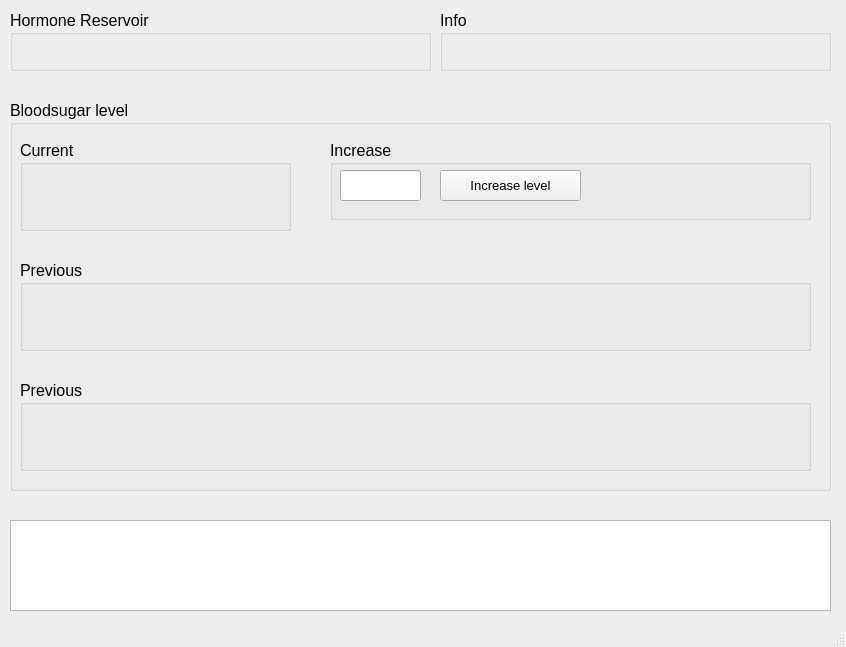
First picture: the form in UserInterface.ui, repository arobert-ffm/SCS_InsulinPump, before the edit.
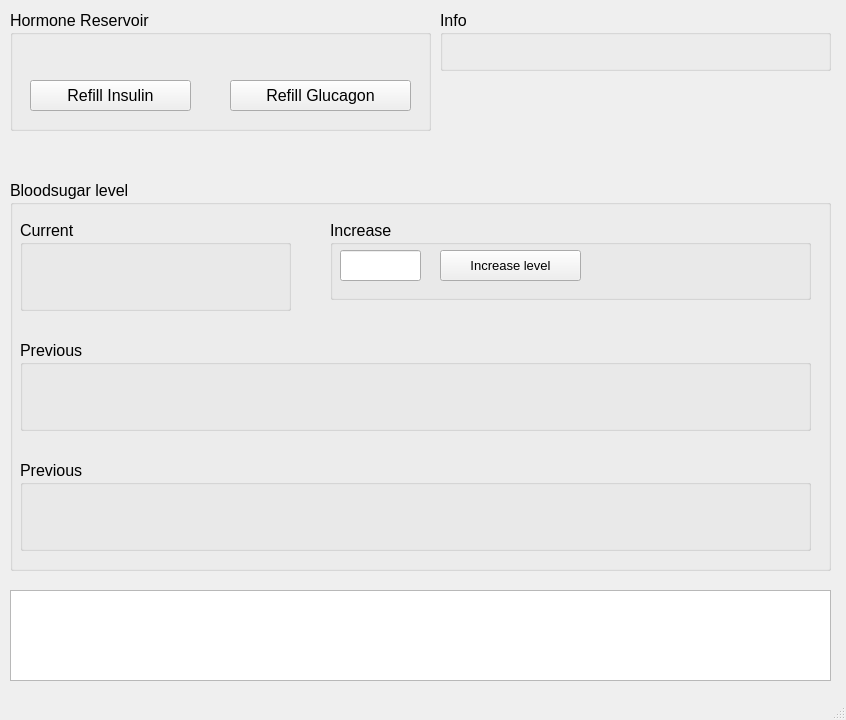
Second picture: the form after the edit.

Commit message: Added Button to refill Insulin and glucagon in the reservoir of the pump. ControlSystem is started in the main.cpp

The edit to the form file:
```diff
--- a/UserInterface.ui
+++ b/UserInterface.ui
@@ -7,7 +7,7 @@
     <x>0</x>
     <y>0</y>
     <width>846</width>
-    <height>647</height>
+    <height>720</height>
    </rect>
   </property>
   <property name="windowTitle">
@@ -18,7 +18,7 @@
     <property name="geometry">
      <rect>
       <x>10</x>
-      <y>100</y>
+      <y>180</y>
       <width>821</width>
       <height>391</height>
      </rect>
@@ -416,7 +416,7 @@
     <property name="geometry">
      <rect>
       <x>10</x>
-      <y>520</y>
+      <y>590</y>
       <width>821</width>
       <height>91</height>
      </rect>
@@ -436,7 +436,7 @@
       <x>10</x>
       <y>10</y>
       <width>421</width>
-      <height>61</height>
+      <height>121</height>
      </rect>
     </property>
     <property name="font">
@@ -450,7 +450,7 @@
     <widget class="QWidget" name="horizontalLayoutWidget_27">
      <property name="geometry">
       <rect>
-       <x>224</x>
+       <x>220</x>
        <y>30</y>
        <width>181</width>
        <height>21</height>
@@ -547,6 +547,32 @@
       </item>
      </layout>
     </widget>
+    <widget class="QPushButton" name="mGlucagonRefillButton">
+     <property name="geometry">
+      <rect>
+       <x>220</x>
+       <y>70</y>
+       <width>181</width>
+       <height>31</height>
+      </rect>
+     </property>
+     <property name="text">
+      <string>Refill Glucagon</string>
+     </property>
+    </widget>
+    <widget class="QPushButton" name="mInsulinRefillButton">
+     <property name="geometry">
+      <rect>
+       <x>20</x>
+       <y>70</y>
+       <width>161</width>
+       <height>31</height>
+      </rect>
+     </property>
+     <property name="text">
+      <string>Refill Insulin</string>
+     </property>
+    </widget>
    </widget>
    <widget class="QGroupBox" name="groupBoxInfo">
     <property name="geometry">
```
The commit also changes 7 other files.
